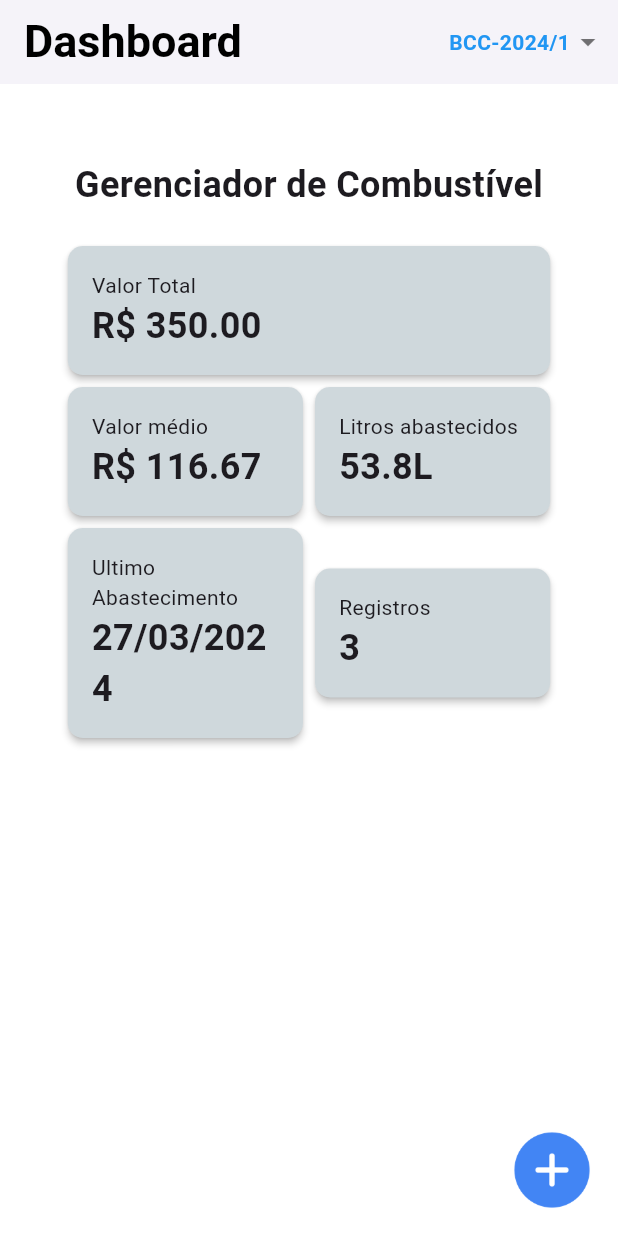
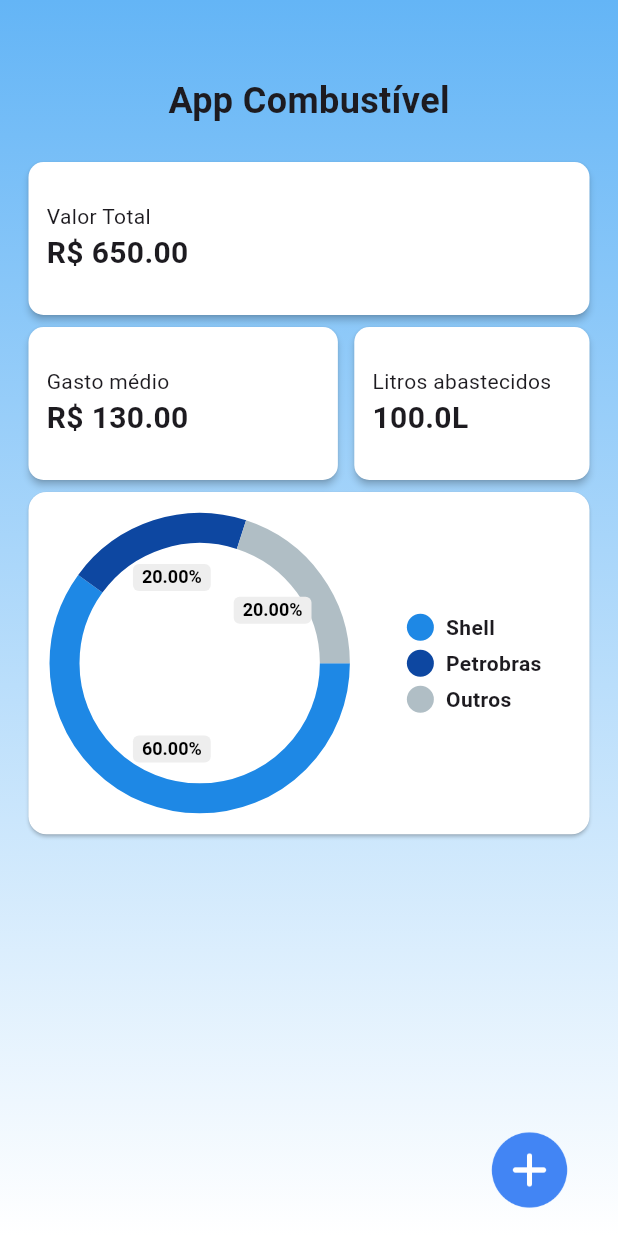
Before and after one commit to Jervdv/projeto_moveis_2024, a Flutter app: the screen it shows after launch, on a phone screen of 412 x 824 dp. Run offline on Flutter 3.47's test engine with Material 3 defaults, Android fonts, the phone set to English and light mode, and no system bars; drawn by our look-alikes of pie_chart.

Commit message:
redesign dashboard screen

```diff
--- a/lib/models/fuel_entry.dart
+++ b/lib/models/fuel_entry.dart
@@ -6,6 +6,7 @@ class FuelEntry {
   double odometer;
   String fuelType;
   String gasStationName;
+  String gasFlag;
   bool isDeleted = false;
 
   FuelEntry({
@@ -15,6 +16,7 @@ class FuelEntry {
     required this.fuelType,
     required this.gasStationName,
     required this.totalPrice,
+    required this.gasFlag,
   }) {
     liters = totalPrice / pricePerLiter;
   }
--- a/lib/repositories/fuel_entries_repository.dart
+++ b/lib/repositories/fuel_entries_repository.dart
@@ -25,6 +25,7 @@ class FuelEntriesRepository extends ChangeNotifier {
           totalPrice: 100,
           odometer: 42000,
           pricePerLiter: 6.50,
+          gasFlag: 'Shell',
         ),
         FuelEntry(
           date: DateTime(2024, 3, 27),
@@ -33,6 +34,7 @@ class FuelEntriesRepository extends ChangeNotifier {
           totalPrice: 100,
           odometer: 42200,
           pricePerLiter: 6.50,
+          gasFlag: 'Petrobras',
         ),
         FuelEntry(
           date: DateTime(2024, 2, 10),
@@ -41,6 +43,25 @@ class FuelEntriesRepository extends ChangeNotifier {
           totalPrice: 150,
           odometer: 42400,
           pricePerLiter: 6.50,
+          gasFlag: 'Shell',
+        ),
+        FuelEntry(
+          date: DateTime(2024, 2, 10),
+          fuelType: 'Gasolina',
+          gasStationName: 'Shell Centro',
+          totalPrice: 150,
+          odometer: 42400,
+          pricePerLiter: 6.50,
+          gasFlag: 'Shell',
+        ),
+        FuelEntry(
+          date: DateTime(2024, 2, 10),
+          fuelType: 'Gasolina',
+          gasStationName: 'Shell Centro',
+          totalPrice: 150,
+          odometer: 42400,
+          pricePerLiter: 6.50,
+          gasFlag: 'Outros',
         ),
       ],
     );
@@ -72,6 +93,25 @@ class FuelEntriesRepository extends ChangeNotifier {
     );
   }
 
+  Map<String, double> getFlagChartData() {
+    Map<String, double> gasFlagData = {};
+    double totalCount = fuelEntries.length.toDouble();
+
+    for (FuelEntry entry in fuelEntries) {
+      if (gasFlagData.containsKey(entry.gasFlag)) {
+        gasFlagData[entry.gasFlag] = gasFlagData[entry.gasFlag]! + 1;
+      } else {
+        gasFlagData[entry.gasFlag] = 1;
+      }
+    }
+
+    var keys = gasFlagData.keys.toList();
+    for (String key in keys) {
+        gasFlagData[key] = gasFlagData[key]! / totalCount;
+    }
+
+    return gasFlagData;
+  }
   // deleteFuelEntry(FuelEntry fuelEntry) {
   //   final oldNote = _notes.firstWhere(
   //     (n) => n.title == note.title && n.description == note.description,
--- a/lib/screens/dashboard_screen.dart
+++ b/lib/screens/dashboard_screen.dart
@@ -6,6 +6,7 @@ import 'package:provider/provider.dart';
 import '../models/dashboard_data.dart';
 import '../models/fuel_entry.dart';
 import 'package:intl/intl.dart';
+import 'package:pie_chart/pie_chart.dart';
 
 class DashboardScreen extends StatefulWidget {
   const DashboardScreen({super.key});
@@ -24,50 +25,60 @@ class _DashboardScreenState extends State<DashboardScreen> {
 
     DashboardData data = fuelEntriesRepository.getDashboardData();
 
+    Map<String,double> pieChartData = fuelEntriesRepository.getFlagChartData();
+    var teste = pieChartData.values.toList();
+    for (var a in teste)
+    {
+      print(a);
+    }
     var outputFormat = DateFormat('dd/MM/yyyy');
     var outputDate = outputFormat.format(data.lastRefuelDate);
-    print(outputDate);
     return Scaffold(
       backgroundColor: Colors.white,
-      appBar: AppBar(
-        elevation: 2.0,
-        backgroundColor: Colors.white,
-        title: const Text('Dashboard',
-            style: TextStyle(
-                color: Colors.black,
-                fontWeight: FontWeight.w700,
-                fontSize: 30.0)),
-        actions: <Widget>[
-          Container(
-            margin: const EdgeInsets.only(right: 8.0),
-            child: const Row(
-              mainAxisAlignment: MainAxisAlignment.center,
-              crossAxisAlignment: CrossAxisAlignment.center,
-              children: <Widget>[
-                Text('BCC-2024/1',
-                    style: TextStyle(
-                        color: Colors.blue,
-                        fontWeight: FontWeight.w700,
-                        fontSize: 14.0)),
-                Icon(Icons.arrow_drop_down, color: Colors.black54)
-              ],
+      // appBar: AppBar(
+      //   elevation: 2.0,
+      //   backgroundColor: Colors.white,
+      //   title: const Text('Dashboard',
+      //       style: TextStyle(
+      //           color: Colors.black,
+      //           fontWeight: FontWeight.w700,
+      //           fontSize: 30.0)),
+      //   actions: <Widget>[
+      //     Container(
+      //       margin: const EdgeInsets.only(right: 8.0),
+      //       child: const Row(
+      //         mainAxisAlignment: MainAxisAlignment.center,
+      //         crossAxisAlignment: CrossAxisAlignment.center,
+      //         children: <Widget>[
+      //           Text('BCC-2024/1',
+      //               style: TextStyle(
+      //                   color: Colors.blue,
+      //                   fontWeight: FontWeight.w700,
+      //                   fontSize: 14.0)),
+      //           Icon(Icons.arrow_drop_down, color: Colors.black54)
+      //         ],
+      //       ),
+      //     )
+      //   ],
+      // ),
+      body: Container(
+              decoration: BoxDecoration(
+        gradient: LinearGradient(begin: Alignment.topLeft, end: Alignment.bottomLeft, colors: [ Colors.blue.shade300, Colors.white],)
       ),
-          )
-        ],
-      ),
-      body: Column(
+        child: Padding(
+          padding: const EdgeInsets.symmetric(horizontal: 15),
+          child: Column(
             mainAxisAlignment: MainAxisAlignment.spaceBetween,
             children: [
               Center(
                 child: Padding(
                   padding: const EdgeInsets.only(top: 50),
                   child: SizedBox(
-                width: MediaQuery.of(context).size.width * 0.8,
                     child: Column(
                       mainAxisAlignment: MainAxisAlignment.center,
                       children: <Widget>[
                         const Text(
-                      'Gerenciador de Combustível',
+                          'App Combustível',
                           style:
                               TextStyle(fontSize: 24, fontWeight: FontWeight.bold),
                         ),
@@ -77,15 +88,15 @@ class _DashboardScreenState extends State<DashboardScreen> {
                         DashboardCard(
                           title: 'Valor Total',
                           subtitle: 'R\$ ${data.totalValue.toStringAsFixed(2)}',
-                      width: 0.8,
+                          width: 1,
                         ),
                         Row(
                           mainAxisAlignment: MainAxisAlignment.spaceBetween,
                           children: [
                             DashboardCard(
-                          title: 'Valor médio',
+                              title: 'Gasto médio',
                               subtitle: 'R\$ ${data.meanValue.toStringAsFixed(2)}',
-                          width: 0.4,
+                              width: 0.52,
                             ),
                             DashboardCard(
                               title: 'Litros abastecidos',
@@ -94,27 +105,20 @@ class _DashboardScreenState extends State<DashboardScreen> {
                             ),
                           ],
                         ),
-                    Row(
-                      mainAxisAlignment: MainAxisAlignment.spaceBetween,
-                      children: [
-                        DashboardCard(
-                          title: 'Ultimo Abastecimento',
-                          subtitle: outputDate,
-                          width: 0.4,
+                        Card(
+                          color: Colors.white,
+                          child: Padding(
+                            padding: const EdgeInsets.all(16.0),
+                            child: PieChart(
+                              chartRadius: 230,
+                              dataMap: pieChartData,
+                              chartType: ChartType.ring,
+                              colorList: [Colors.blue.shade600,Colors.blue.shade900,Colors.blueGrey.shade200, Colors.indigo.shade600, Colors.indigo.shade100],
+                              chartValuesOptions: const ChartValuesOptions(showChartValuesInPercentage: true, decimalPlaces: 2),
+                              legendOptions: const LegendOptions(legendPosition: LegendPosition.right, showLegendsInRow: false),
                             ),
-                        DashboardCard(
-                          title: 'Registros',
-                          subtitle: '${data.entriesCount}',
-                          width: 0.4,
                           ),
-                      ],
                         ),
-                    // ElevatedButton(
-                    //   onPressed: () {
-                    //     Navigator.pushNamed(context, '/new_entry');
-                    //   },
-                    //   child: const Text('Registrar Abastecimento'),
-                    // ),
                       ],
                     ),
                   ),
@@ -125,12 +129,15 @@ class _DashboardScreenState extends State<DashboardScreen> {
                 child: Row(
                   mainAxisAlignment: MainAxisAlignment.end,
                   children: [
+                    // Text('teste'),
                     AddButton(imagePath: 'lib/assets/img/add-button.png'),
                   ],
                 ),
               ),
             ],
           ),
+        ),
+      ),
     );
   }
 }
--- a/lib/screens/new_entry_screen.dart
+++ b/lib/screens/new_entry_screen.dart
@@ -17,6 +17,7 @@ class _NewEntryScreenState extends State<NewEntryScreen> {
   final TextEditingController _stationNameController = TextEditingController();
   DateTime selectedDate = DateTime.now();
   String _fuelType = 'Gasolina';
+  String _gasFlag = 'Shell';
 
   saveFuelEntry() {
     if (_formKey.currentState!.validate()) {
@@ -25,6 +26,7 @@ class _NewEntryScreenState extends State<NewEntryScreen> {
       fuelEntriesRepository.saveFuelEntry(FuelEntry(
           date: selectedDate,
           fuelType: _fuelType,
+          gasFlag: _gasFlag,
           gasStationName: _stationNameController.text,
           odometer: double.parse(_odometerController.text),
           pricePerLiter: double.parse(_pricePerLiterController.text),
@@ -81,6 +83,31 @@ class _NewEntryScreenState extends State<NewEntryScreen> {
                     }
                     return null;
                   },
+                ),
+                 DropdownButtonFormField(
+                  value: _gasFlag,
+                  decoration:
+                      const InputDecoration(labelText: 'Bandeira'),
+                  onChanged: (String? newValue) {
+                    setState(() {
+                      _gasFlag = newValue!;
+                    });
+                  },
+                  items: <String>[
+                    'Petrobras',
+                    'Ipiranga',
+                    'Shell',
+                    'Ale',
+                    'Boxler',
+                    'Setee',
+                    'Rede Graal',
+                    'Outros',
+                  ].map<DropdownMenuItem<String>>((String value) {
+                    return DropdownMenuItem<String>(
+                      value: value,
+                      child: Text(value),
+                    );
+                  }).toList(),
                 ),
                 TextFormField(
                   controller: _odometerController,
--- a/lib/widgets/dashboard_card.dart
+++ b/lib/widgets/dashboard_card.dart
@@ -18,24 +18,27 @@ class DashboardCard extends StatelessWidget {
   Widget build(BuildContext context) {
     return SizedBox(
       width: MediaQuery.of(context).size.width * width,
+      child: SizedBox(
+        height: 110,
         child: Card(
-        color: Colors.blueGrey.shade100,
+          color: Colors.white,
           elevation: 2,
           shape: RoundedRectangleBorder(borderRadius: BorderRadius.circular(10)),
           child: Padding(
-          padding: const EdgeInsets.all(16),
+            padding: const EdgeInsets.all(12),
             child: Column(
               crossAxisAlignment: CrossAxisAlignment.start,
-            mainAxisAlignment: MainAxisAlignment.spaceBetween,
+              mainAxisAlignment: MainAxisAlignment.center,
               children: <Widget>[
                 // Icon(iconData, size: 40),
                 Text(title, style: const TextStyle(fontSize: 14)),
                 Text(
                   subtitle,
                   style:
-                    const TextStyle(fontSize: 24, fontWeight: FontWeight.bold),
+                      const TextStyle(fontSize: 20, fontWeight: FontWeight.bold),
                 ),
               ],
+            ),
           ),
         ),
       ),
--- a/pubspec.yaml
+++ b/pubspec.yaml
@@ -38,6 +38,7 @@ dependencies:
   provider: ^6.1.2
   chart_sparkline: ^1.0.15+1
   intl: ^0.19.0
+  pie_chart: ^5.4.0
 
 dev_dependencies:
   flutter_test:
```
Also changed, not shown: lib/models/station_flag_enum.dart (added), pubspec.lock. Lines whose indentation alone changed are shown as unchanged.
